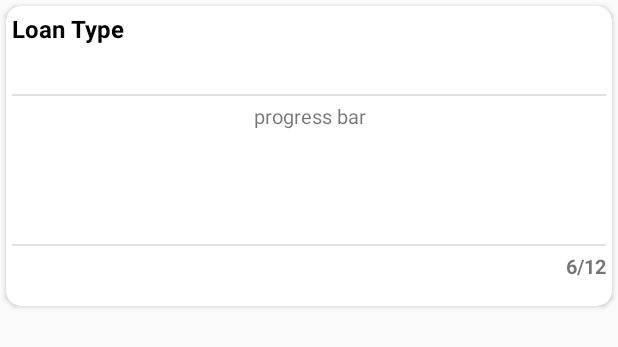
After one commit to jodtribhu/LoanCare-Android-App, an Android app: the layout recycler_personal_sigle.xml on its own in the app's theme, with its tools: preview values and no code run, on a phone screen of 412 x 824 dp. The commit adds this screen. Shown: the top 347 px of the screen. Run offline under Robolectric (Android 15) with nearby library versions, the light colour scheme and no system bars.

Commit message:
commit 10

```diff
--- a/app/src/main/java/com/aja/loancare/piemain.java
+++ b/app/src/main/java/com/aja/loancare/piemain.java
@@ -48,12 +48,12 @@ public class piemain  extends AppCompatActivity{
                 new PieModel(
                         "Principal Amount",
                         (float) principle,
-                        Color.parseColor("#FFA726")));
+                        Color.parseColor("@color/R")));
         pieChart.addPieSlice(
                 new PieModel(
                         "Interest",
                         (int)totalinterest,
-                        Color.parseColor("#800000")));
+                        Color.parseColor("@color/Python")));
 
 
         pieChart.startAnimation();
--- a/app/src/main/res/layout/pie.xml
+++ b/app/src/main/res/layout/pie.xml
@@ -3,7 +3,7 @@
     xmlns:app="http://schemas.android.com/apk/res-auto"
     xmlns:tools="http://schemas.android.com/tools"
     android:layout_width="match_parent" android:layout_height="match_parent"
-    android:background="#2196f3"
+    android:background="#2f2f31"
     tools:context=".piemain">
 
     <androidx.cardview.widget.CardView
@@ -21,7 +21,8 @@
             android:layout_width="match_parent"
             android:layout_height="match_parent"
             android:orientation="horizontal"
-            android:weightSum="2">
+            android:weightSum="2"
+            >
 
             <org.eazegraph.lib.charts.PieChart
                 xmlns:app="http://schemas.android.com/apk/res-auto"
--- /dev/null
+++ b/app/src/main/res/layout/recycler_personal_sigle.xml
@@ -0,0 +1,67 @@
+<?xml version="1.0" encoding="utf-8"?>
+<androidx.cardview.widget.CardView xmlns:android="http://schemas.android.com/apk/res/android"
+    android:layout_width="match_parent"
+    android:layout_height="200dp"
+    xmlns:app="http://schemas.android.com/apk/res-auto"
+    android:layout_margin="4dp"
+    android:background="#ffffff"
+    app:cardCornerRadius="10dp"
+    android:orientation="vertical">
+
+    <LinearLayout
+        android:id="@+id/llFavContent"
+        android:layout_width="match_parent"
+        android:layout_height="match_parent"
+        android:orientation="vertical"
+        android:weightSum="1">
+        <TextView
+            android:id="@+id/loantype"
+            android:layout_weight="0.3"
+            android:layout_width="match_parent"
+            android:layout_height="0dp"
+            android:padding="4dp"
+            android:text="Loan Type"
+            android:textColor="#000000"
+            android:textSize="16sp"
+            android:textStyle="bold"/>
+        <View
+            android:layout_width="match_parent"
+            android:layout_height="1dp"
+            android:layout_marginLeft="4dp"
+            android:layout_marginRight="4dp"
+            android:background="@color/color_two" />
+
+        <TextView
+            android:id="@+id/progess"
+            android:layout_width="match_parent"
+            android:layout_height="0dp"
+            android:layout_weight="0.5"
+            android:padding="4dp"
+            android:text="progress bar"
+            android:textAlignment="center"
+            android:textSize="13sp" />
+
+        <View
+            android:layout_width="match_parent"
+            android:layout_height="1dp"
+            android:layout_marginLeft="4dp"
+            android:layout_marginRight="4dp"
+            android:background="@color/color_two" />
+
+        <TextView
+            android:id="@+id/paid"
+            android:layout_width="wrap_content"
+            android:layout_height="0dp"
+            android:layout_gravity="right"
+            android:layout_weight="0.5"
+            android:drawablePadding="4dp"
+            android:padding="4dp"
+            android:text="6/12"
+            android:textSize="13sp"
+            android:textStyle="bold" />
+
+
+
+    </LinearLayout>
+
+</androidx.cardview.widget.CardView>
--- a/app/src/main/res/values/colors.xml
+++ b/app/src/main/res/values/colors.xml
@@ -8,6 +8,6 @@
     <color name="color_white">#ededf2</color>
     <color name="color_two">#E3E0E0</color>
 
-    <color name="R">#FFA726</color>
-    <color name="Python">#66BB6A</color>
+    <color name="R">#2196f3</color>
+    <color name="Python">#1a237e</color>
 </resources>
```
Also changed, not shown: app/src/main/java/com/aja/loancare/PersonalFragment.java (added, +29 -0 lines), app/src/main/java/com/aja/loancare/PersonalRecyclerAdapter.java (added, +40 -0 lines), app/src/main/res/drawable-anydpi/ic_home.xml (added, +11 -0 lines), app/src/main/res/layout/fragment_personal.xml (added, +12 -0 lines), app/src/main/res/drawable-hdpi/ic_home.png (added), app/src/main/res/drawable-mdpi/ic_home.png (added), app/src/main/res/drawable-xhdpi/ic_home.png (added), app/src/main/res/drawable-xxhdpi/ic_home.png (added).
